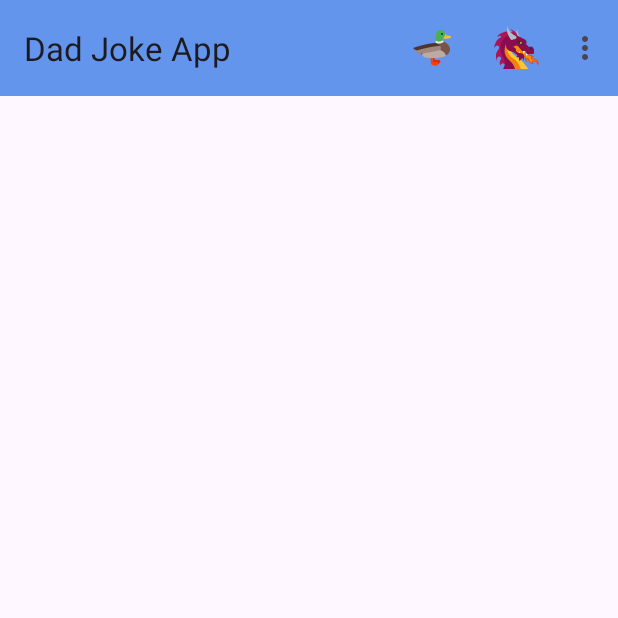
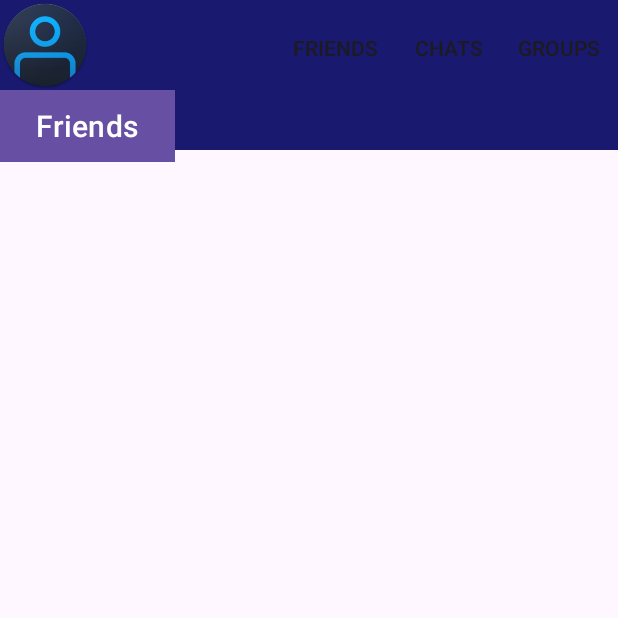
Before and after one commit to AliCoopaaaah/Test, an Android app: the screen it shows after launch (MainActivity), on a phone screen of 412 x 824 dp, the top half of it. Run offline under Robolectric (Android 15) with nearby library versions, the phone set to English and light mode, and no system bars.

Commit message:
Trying to recreate battle.net app

```diff
--- a/app/src/main/java/com/example/test/MainActivity.java
+++ b/app/src/main/java/com/example/test/MainActivity.java
@@ -1,15 +1,15 @@
 package com.example.test;
 
 
-import androidx.annotation.NonNull;
 import androidx.appcompat.app.AppCompatActivity;
+import androidx.appcompat.widget.Toolbar;
+
 import android.os.Bundle;
 import android.view.Menu;
 import android.view.MenuInflater;
-import android.view.MenuItem;
-import android.widget.Toast;
-import androidx.appcompat.widget.Toolbar;
-import androidx.fragment.app.FragmentTransaction;
+import android.widget.Button;
+import android.widget.ImageView;
+
 
 public class MainActivity extends AppCompatActivity {
 
@@ -18,8 +18,12 @@ public class MainActivity extends AppCompatActivity {
         super.onCreate(savedInstanceState);
         setContentView(R.layout.activity_main);
 
-        Toolbar toolbar = (Toolbar) findViewById(R.id.toolbar);
+        ImageView icon = findViewById(R.id.icon);
+        icon.setImageResource(R.drawable.img);
 
+        Button friends = findViewById(R.id.friends);
+
+        Toolbar toolbar = findViewById(R.id.toolbar);
         setSupportActionBar(toolbar);
 
     }//onCreate
@@ -27,29 +31,7 @@ public class MainActivity extends AppCompatActivity {
     @Override
     public boolean onCreateOptionsMenu(Menu menu) {
         MenuInflater inflater = getMenuInflater();
-        inflater.inflate(R.menu.toolbar_menu, menu);
-        return true;
-    }//onCreateOptionsMenu
-
-    @Override
-    public boolean onOptionsItemSelected(@NonNull MenuItem item) {
-
-        DadJoke joke = new DadJoke();
-        FragmentTransaction transaction = getSupportFragmentManager().beginTransaction();
-
-        if(item.getItemId()==R.id.dad_joke){
-            transaction.replace(R.id.frame, joke);
-            transaction.addToBackStack(null);
-            transaction.commit();
-        } else if (item.getItemId()==R.id.dragon){
-            Toast.makeText(this, getResources().getString(R.string.dragon), Toast.LENGTH_SHORT).show();
-        } else if (item.getItemId()==R.id.duck){
-            Toast.makeText(this, getResources().getString(R.string.duck), Toast.LENGTH_SHORT).show();
-        } else if (item.getItemId()==R.id.home){
-            getSupportFragmentManager().popBackStackImmediate();
-        } else if (item.getItemId()==R.id.exit){
-            MainActivity.this.finish();
-        }
+        inflater.inflate(R.menu.menu, menu);
         return true;
     }
 }
--- a/app/src/main/res/layout/activity_main.xml
+++ b/app/src/main/res/layout/activity_main.xml
@@ -10,17 +10,26 @@
         <androidx.appcompat.widget.Toolbar
             android:id="@+id/toolbar"
             android:layout_width="match_parent"
-            android:layout_height="wrap_content"
-            android:background="@color/teal"
+            android:layout_height="100dp"
+            android:background="@color/blue"
             app:layout_constraintLeft_toLeftOf="parent"
             app:layout_constraintTop_toTopOf="parent"/>
 
-        <FrameLayout
-            android:id="@+id/frame"
-            android:layout_width="match_parent"
-            android:layout_height="match_parent"
-            android:layout_marginTop="50dp"
+        <ImageView
+            android:id="@+id/icon"
+            android:layout_width="60dp"
+            android:layout_height="60dp"
+            android:layout_marginTop="20dp"
+            android:layout_marginLeft="20dp"/>
+
+        <Button
+            android:id="@+id/friends"
+            android:text="Friends"
+            android:textSize="20dp"
+            android:background="@color/blue"
+            android:layout_width="wrap_content"
+            android:layout_height="wrap_content"
             app:layout_constraintLeft_toLeftOf="parent"
-            app:layout_constraintTop_toBottomOf="@id/toolbar"/>
+            app:layout_constraintTop_toBottomOf="@+id/icon"/>
 
 </androidx.constraintlayout.widget.ConstraintLayout>
--- /dev/null
+++ b/app/src/main/res/menu/menu.xml
@@ -0,0 +1,25 @@
+<?xml version="1.0" encoding="utf-8"?>
+<menu xmlns:android="http://schemas.android.com/apk/res/android"
+    xmlns:app="http://schemas.android.com/apk/res-auto">
+
+    <item android:id="@+id/friends"
+        android:title="friends"
+        android:orderInCategory="100"
+        android:actionLayout="@layout/friends_display"
+        app:showAsAction="always"/>
+
+    <item android:id="@+id/chats"
+        android:title="Chats"
+        android:orderInCategory="200"
+        android:actionLayout="@layout/chats_display"
+        app:showAsAction="always"
+        />
+
+    <item android:id="@+id/groups"
+        android:title="Groups"
+        android:orderInCategory="300"
+        android:actionLayout="@layout/groups_display"
+        app:showAsAction="always"
+        />
+
+</menu>
--- a/app/src/main/res/menu/toolbar_menu.xml
+++ /dev/null
@@ -1,32 +0,0 @@
-<?xml version="1.0" encoding="utf-8"?>
-<menu xmlns:android="http://schemas.android.com/apk/res/android"
-    xmlns:app="http://schemas.android.com/apk/res-auto">
-
-    <item android:id="@+id/duck"
-        android:title="@string/duck_name"
-        android:icon="@drawable/duck"
-        android:orderInCategory="100"
-        app:showAsAction="always"/>
-
-    <item android:id="@+id/dragon"
-        android:title="@string/dragon_name"
-        android:icon="@drawable/dragon"
-        android:orderInCategory="200"
-        app:showAsAction="always"/>
-
-    <item android:id="@+id/home"
-        android:title="@string/home"
-        android:orderInCategory="300"
-        app:showAsAction="never"/>
-
-    <item android:id="@+id/dad_joke"
-        android:title="@string/dad_joke"
-        android:orderInCategory="400"
-        app:showAsAction="never"/>
-
-    <item android:id="@+id/exit"
-        android:title="@string/exit"
-        android:orderInCategory="400"
-        app:showAsAction="never"/>
-
-</menu>
--- a/app/src/main/res/values/colors.xml
+++ b/app/src/main/res/values/colors.xml
@@ -2,5 +2,5 @@
 <resources>
     <color name="black">#FF000000</color>
     <color name="white">#FFFFFFFF</color>
-    <color name="teal">#6495ED</color>
+    <color name="blue">#191970</color>
 </resources>
--- a/app/src/main/res/values/strings.xml
+++ b/app/src/main/res/values/strings.xml
@@ -1,5 +1,5 @@
 <resources>
-    <string name="app_name">Dad Joke App</string>
+    <string name="app_name"></string>
     <string name="home">Home</string>
     <string name="dad_joke">Dad Joke</string>
     <string name="joke">How does a man on the moon cut his hair?</string>
--- a/app/src/main/res/values/themes.xml
+++ b/app/src/main/res/values/themes.xml
@@ -6,4 +6,5 @@
     </style>
 
     <style name="Theme.Test" parent="Base.Theme.Test" />
+
 </resources>
```
Also changed, not shown: app/src/main/java/com/example/test/DadJoke.java (deleted, +0 -32 lines), app/src/main/res/layout/chats_display.xml (added, +15 -0 lines), app/src/main/res/layout/fragment_dad_joke.xml (deleted, +0 -44 lines), app/src/main/res/layout/friends_display.xml (added, +15 -0 lines), app/src/main/res/layout/groups_display.xml (added, +15 -0 lines), app/src/main/res/values/menuTheme.xml (added, +8 -0 lines), app/src/main/profile-playstore.png (added), app/src/main/res/drawable/dragon.png (deleted), app/src/main/res/drawable/duck.png (deleted), app/src/main/res/drawable/img.png (added).
